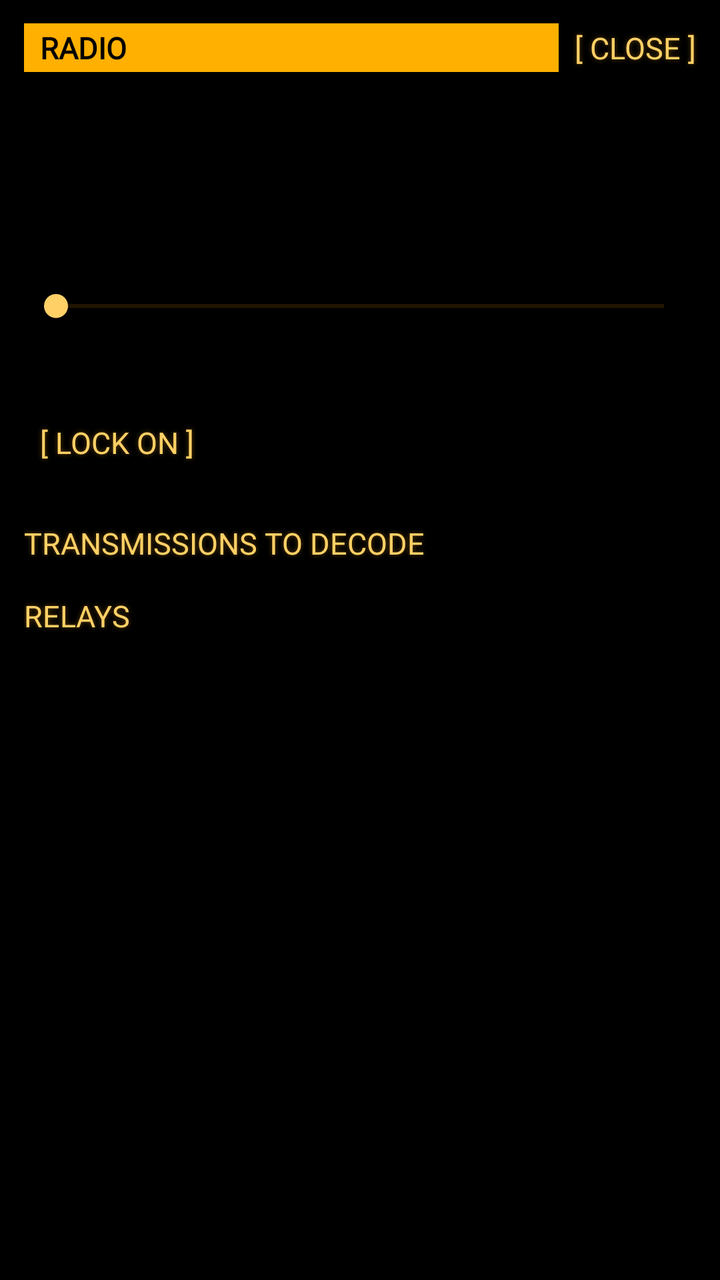
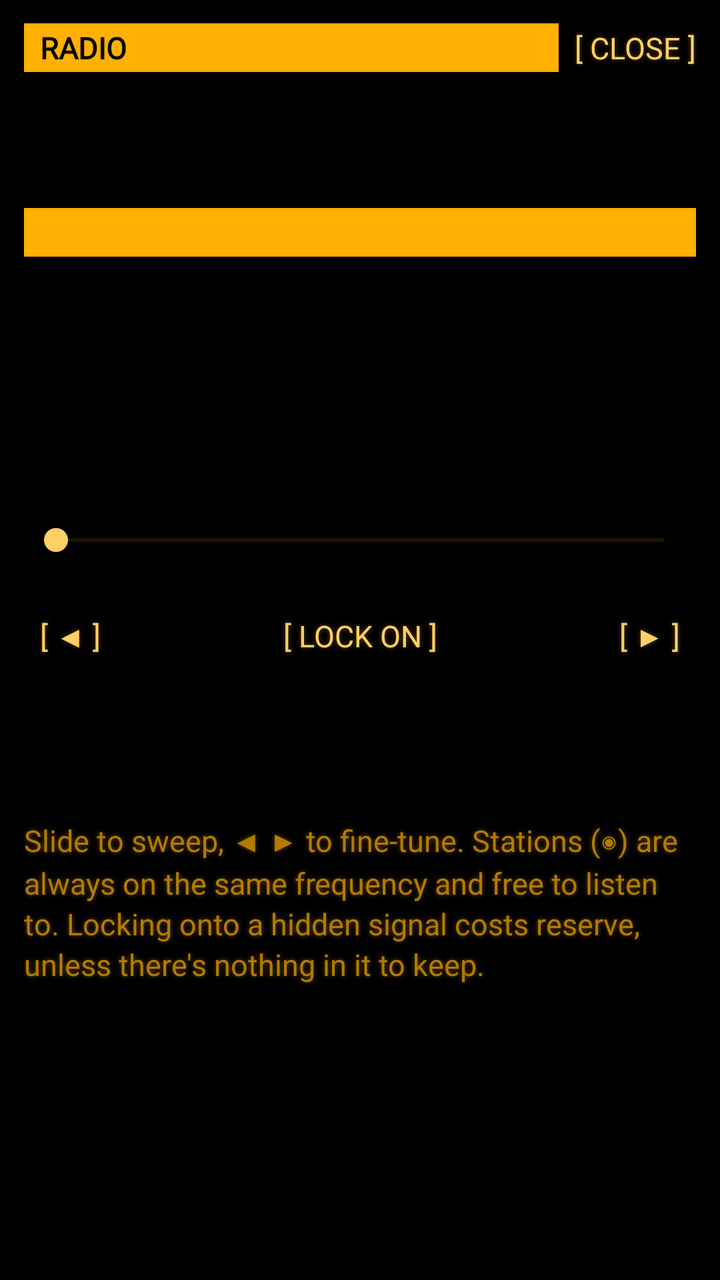

An Android layout rendered at two revisions. The XML below is the earlier revision; the diff shows what the commit changed to produce the second picture.
<!-- AndroidManifest.xml: application theme Theme.Estatica -->
<!-- res/layout/panel_radio.xml -->
<?xml version="1.0" encoding="utf-8"?>
<LinearLayout xmlns:android="http://schemas.android.com/apk/res/android"
    xmlns:tools="http://schemas.android.com/tools"
    android:layout_width="match_parent"
    android:layout_height="match_parent"
    android:background="@color/terminal_bg"
    android:clickable="true"
    tools:ignore="Overdraw"
    android:focusable="true"
    android:orientation="vertical">

    <LinearLayout
        android:layout_width="match_parent"
        android:layout_height="wrap_content"
        android:gravity="center_vertical"
        android:orientation="horizontal">

        <TextView
            style="@style/TerminalHeader"
            android:layout_width="0dp"
            android:layout_height="wrap_content"
            android:layout_marginStart="12dp"
            android:layout_weight="1"
            android:accessibilityHeading="true"
            tools:targetApi="28"
            android:text="@string/panel_radio_title" />

        <TextView
            android:id="@+id/close"
            style="@style/TerminalButton"
            android:layout_width="wrap_content"
            android:layout_height="wrap_content"
            android:layout_marginEnd="4dp"
            android:text="@string/panel_close" />
    </LinearLayout>

    <ScrollView
        android:layout_width="match_parent"
        android:layout_height="0dp"
        android:layout_weight="1"
        android:fillViewport="true">

        <LinearLayout
            android:layout_width="match_parent"
            android:layout_height="wrap_content"
            android:orientation="vertical"
            android:paddingHorizontal="12dp"
            android:paddingBottom="16dp">

            <HorizontalScrollView
                android:layout_width="match_parent"
                android:layout_height="wrap_content"
                android:scrollbars="none">

                <LinearLayout
                    android:id="@+id/bands"
                    android:layout_width="wrap_content"
                    android:layout_height="wrap_content"
                    android:orientation="horizontal" />
            </HorizontalScrollView>

            <TextView
                android:id="@+id/readout"
                style="@style/TerminalText.Bright"
                android:layout_width="match_parent"
                android:layout_height="wrap_content"
                android:layout_marginTop="12dp"
                android:accessibilityLiveRegion="polite"
                android:minLines="2" />

            <TextView
                android:id="@+id/meter"
                style="@style/TerminalText"
                android:layout_width="match_parent"
                android:layout_height="wrap_content" />

            <SeekBar
                android:id="@+id/dial"
                android:layout_width="match_parent"
                android:layout_height="48dp"
                android:layout_marginTop="8dp"
                android:contentDescription="@string/dial_description"
                android:progressBackgroundTint="@color/amber_hint"
                android:progressTint="@color/amber"
                android:thumbTint="@color/amber_bright" />

            <TextView
                android:id="@+id/frequency"
                style="@style/TerminalText.Dim"
                android:layout_width="match_parent"
                android:layout_height="wrap_content" />

            <TextView
                android:id="@+id/tune"
                style="@style/TerminalButton"
                android:layout_width="wrap_content"
                android:layout_height="wrap_content"
                android:text="@string/tune_button" />

            <TextView
                style="@style/TerminalText.Bright"
                android:layout_width="match_parent"
                android:layout_height="wrap_content"
                android:layout_marginTop="16dp"
                android:text="@string/transmissions_title" />

            <LinearLayout
                android:id="@+id/transmissions"
                android:layout_width="match_parent"
                android:layout_height="wrap_content"
                android:orientation="vertical" />

            <TextView
                style="@style/TerminalText.Bright"
                android:layout_width="match_parent"
                android:layout_height="wrap_content"
                android:layout_marginTop="16dp"
                android:text="@string/relays_title" />

            <TextView
                android:id="@+id/relays"
                style="@style/TerminalText"
                android:layout_width="match_parent"
                android:layout_height="wrap_content"
                android:layout_marginTop="8dp" />
        </LinearLayout>
    </ScrollView>
</LinearLayout>
<!-- resources referenced by this layout -->
<resources>
  <color name="amber">#FFB000</color>
  <color name="amber_bright">#FFD066</color>
  <color name="amber_hint">#664600</color>
  <color name="terminal_bg">#000000</color>
  <string name="dial_description">Frequency dial</string>
  <string name="panel_close">[ CLOSE ]</string>
  <string name="panel_radio_title">RADIO</string>
  <string name="relays_title">RELAYS</string>
  <string name="transmissions_title">TRANSMISSIONS TO DECODE</string>
  <string name="tune_button">[ LOCK ON ]</string>
  <style name="TerminalButton" parent="TerminalText.Bright">
          <item name="android:background">@drawable/bg_terminal_button</item>
          <item name="android:minHeight">48dp</item>
          <item name="android:gravity">center_vertical</item>
          <item name="android:paddingStart">8dp</item>
          <item name="android:paddingEnd">8dp</item>
          <item name="android:clickable">true</item>
          <item name="android:focusable">true</item>
      </style>
  <style name="TerminalHeader" parent="TerminalText.Bright">
          <item name="android:background">@color/amber</item>
          <item name="android:textColor">@color/terminal_bg</item>
          <item name="android:textStyle">bold</item>
          <item name="android:paddingStart">8dp</item>
          <item name="android:paddingEnd">8dp</item>
          <item name="android:paddingTop">2dp</item>
          <item name="android:paddingBottom">2dp</item>
          <item name="android:shadowRadius">0</item>
      </style>
  <style name="TerminalText">
          <item name="android:fontFamily">@font/terminal</item>
          <item name="android:textSize">15sp</item>
          <item name="android:textColor">@color/amber</item>
          <item name="android:lineSpacingMultiplier">1.15</item>
          
          <item name="android:shadowColor">@color/amber_glow</item>
          <item name="android:shadowRadius">6</item>
          <item name="android:shadowDx">0</item>
          <item name="android:shadowDy">0</item>
      </style>
  <style name="TerminalText.Bright">
          <item name="android:textColor">@color/amber_bright</item>
      </style>
  <style name="TerminalText.Dim">
          <item name="android:textColor">@color/amber_dim</item>
      </style>
  <!-- drawable bg_terminal_button (drawable) -->
  <?xml version="1.0" encoding="utf-8"?>
  <ripple xmlns:android="http://schemas.android.com/apk/res/android"
      android:color="@color/amber_hint">
      <item android:id="@android:id/mask">
          <color android:color="@color/amber" />
      </item>
  </ripple>
  <color name="amber_glow">#66FFB000</color>
  <color name="amber_dim">#B37B00</color>
  <!-- unchanged entries left out for length: 1 -->
</resources>

<!-- the commit's change to res/layout/panel_radio.xml (unified diff, before → after) -->
@@ -34,6 +34,46 @@
             android:text="@string/panel_close" />
     </LinearLayout>
 
+    
+    <LinearLayout
+        android:layout_width="match_parent"
+        android:layout_height="wrap_content"
+        android:orientation="horizontal"
+        android:paddingHorizontal="8dp">
+
+        <TextView
+            android:id="@+id/sectionDial"
+            style="@style/TerminalSection"
+            android:layout_width="0dp"
+            android:layout_height="wrap_content"
+            android:layout_weight="1"
+            android:gravity="center" />
+
+        <TextView
+            android:id="@+id/sectionStations"
+            style="@style/TerminalSection"
+            android:layout_width="0dp"
+            android:layout_height="wrap_content"
+            android:layout_weight="1"
+            android:gravity="center" />
+
+        <TextView
+            android:id="@+id/sectionDecode"
+            style="@style/TerminalSection"
+            android:layout_width="0dp"
+            android:layout_height="wrap_content"
+            android:layout_weight="1"
+            android:gravity="center" />
+
+        <TextView
+            android:id="@+id/sectionRelays"
+            style="@style/TerminalSection"
+            android:layout_width="0dp"
+            android:layout_height="wrap_content"
+            android:layout_weight="1"
+            android:gravity="center" />
+    </LinearLayout>
+
     <ScrollView
         android:layout_width="match_parent"
         android:layout_height="0dp"
@@ -47,82 +87,147 @@
             android:paddingHorizontal="12dp"
             android:paddingBottom="16dp">
 
-            <HorizontalScrollView
-                android:layout_width="match_parent"
-                android:layout_height="wrap_content"
-                android:scrollbars="none">
+            <LinearLayout
+                android:id="@+id/dialSection"
+                android:layout_width="match_parent"
+                android:layout_height="wrap_content"
+                android:orientation="vertical">
+
+                <HorizontalScrollView
+                    android:layout_width="match_parent"
+                    android:layout_height="wrap_content"
+                    android:scrollbars="none">
+
+                    <LinearLayout
+                        android:id="@+id/bands"
+                        android:layout_width="wrap_content"
+                        android:layout_height="wrap_content"
+                        android:orientation="horizontal" />
+                </HorizontalScrollView>
+
+                <TextView
+                    android:id="@+id/frequency"
+                    style="@style/TerminalHeader"
+                    android:layout_width="match_parent"
+                    android:layout_height="wrap_content"
+                    android:layout_marginTop="12dp"
+                    android:gravity="center" />
+
+                <TextView
+                    android:id="@+id/station"
+                    style="@style/TerminalText.Dim"
+                    android:layout_width="match_parent"
+                    android:layout_height="wrap_content"
+                    android:gravity="center" />
+
+                <TextView
+                    android:id="@+id/readout"
+                    style="@style/TerminalText.Bright"
+                    android:layout_width="match_parent"
+                    android:layout_height="wrap_content"
+                    android:layout_marginTop="8dp"
+                    android:accessibilityLiveRegion="polite"
+                    android:minLines="3" />
+
+                <TextView
+                    android:id="@+id/meter"
+                    style="@style/TerminalText"
+                    android:layout_width="match_parent"
+                    android:layout_height="wrap_content" />
+
+                <SeekBar
+                    android:id="@+id/dial"
+                    android:layout_width="match_parent"
+                    android:layout_height="48dp"
+                    android:layout_marginTop="8dp"
+                    android:contentDescription="@string/dial_description"
+                    android:progressBackgroundTint="@color/amber_hint"
+                    android:progressTint="@color/amber"
+                    android:thumbTint="@color/amber_bright" />
 
                 <LinearLayout
-                    android:id="@+id/bands"
-                    android:layout_width="wrap_content"
-                    android:layout_height="wrap_content"
-                    android:orientation="horizontal" />
-            </HorizontalScrollView>
-
-            <TextView
-                android:id="@+id/readout"
-                style="@style/TerminalText.Bright"
-                android:layout_width="match_parent"
-                android:layout_height="wrap_content"
-                android:layout_marginTop="12dp"
-                android:accessibilityLiveRegion="polite"
-                android:minLines="2" />
-
-            <TextView
-                android:id="@+id/meter"
-                style="@style/TerminalText"
-                android:layout_width="match_parent"
-                android:layout_height="wrap_content" />
-
-            <SeekBar
-                android:id="@+id/dial"
-                android:layout_width="match_parent"
-                android:layout_height="48dp"
-                android:layout_marginTop="8dp"
-                android:contentDescription="@string/dial_description"
-                android:progressBackgroundTint="@color/amber_hint"
-                android:progressTint="@color/amber"
-                android:thumbTint="@color/amber_bright" />
-
-            <TextView
-                android:id="@+id/frequency"
-                style="@style/TerminalText.Dim"
-                android:layout_width="match_parent"
-                android:layout_height="wrap_content" />
-
-            <TextView
-                android:id="@+id/tune"
-                style="@style/TerminalButton"
-                android:layout_width="wrap_content"
-                android:layout_height="wrap_content"
-                android:text="@string/tune_button" />
-
-            <TextView
-                style="@style/TerminalText.Bright"
-                android:layout_width="match_parent"
-                android:layout_height="wrap_content"
-                android:layout_marginTop="16dp"
-                android:text="@string/transmissions_title" />
+                    android:layout_width="match_parent"
+                    android:layout_height="wrap_content"
+                    android:gravity="center_vertical"
+                    android:orientation="horizontal">
+
+                    <TextView
+                        android:id="@+id/fineDown"
+                        style="@style/TerminalButton"
+                        android:layout_width="wrap_content"
+                        android:layout_height="wrap_content"
+                        android:contentDescription="@string/fine_down_description"
+                        android:text="@string/shift_down" />
+
+                    <TextView
+                        android:id="@+id/tune"
+                        style="@style/TerminalButton"
+                        android:layout_width="0dp"
+                        android:layout_height="wrap_content"
+                        android:layout_weight="1"
+                        android:gravity="center"
+                        android:text="@string/tune_button" />
+
+                    <TextView
+                        android:id="@+id/fineUp"
+                        style="@style/TerminalButton"
+                        android:layout_width="wrap_content"
+                        android:layout_height="wrap_content"
+                        android:contentDescription="@string/fine_up_description"
+                        android:text="@string/shift_up" />
+                </LinearLayout>
+
+                
+                <LinearLayout
+                    android:layout_width="match_parent"
+                    android:layout_height="wrap_content"
+                    android:layout_marginTop="8dp"
+                    android:gravity="center_vertical"
+                    android:orientation="horizontal">
+
+                    <TextView
+                        android:id="@+id/radioReserve"
+                        style="@style/TerminalText"
+                        android:layout_width="0dp"
+                        android:layout_height="wrap_content"
+                        android:layout_weight="1" />
+
+                    <TextView
+                        android:id="@+id/radioRecharge"
+                        style="@style/TerminalButton"
+                        android:layout_width="wrap_content"
+                        android:layout_height="wrap_content" />
+                </LinearLayout>
+
+                <TextView
+                    style="@style/TerminalText.Dim"
+                    android:layout_width="match_parent"
+                    android:layout_height="wrap_content"
+                    android:layout_marginTop="12dp"
+                    android:text="@string/radio_dial_help" />
+            </LinearLayout>
+
+            <LinearLayout
+                android:id="@+id/stations"
+                android:layout_width="match_parent"
+                android:layout_height="wrap_content"
+                android:orientation="vertical"
+                android:visibility="gone" />
 
             <LinearLayout
                 android:id="@+id/transmissions"
                 android:layout_width="match_parent"
                 android:layout_height="wrap_content"
-                android:orientation="vertical" />
-
-            <TextView
-                style="@style/TerminalText.Bright"
-                android:layout_width="match_parent"
-                android:layout_height="wrap_content"
-                android:layout_marginTop="16dp"
-                android:text="@string/relays_title" />
+                android:orientation="vertical"
+                android:visibility="gone" />
 
             <TextView
                 android:id="@+id/relays"
                 style="@style/TerminalText"
                 android:layout_width="match_parent"
                 android:layout_height="wrap_content"
-                android:layout_marginTop="8dp" />
+                android:layout_marginTop="8dp"
+                android:visibility="gone" />
         </LinearLayout>
     </ScrollView>
 </LinearLayout>
<!-- resource entries referenced after the edit -->
@@ -5,10 +5,13 @@
   <color name="amber_hint">#664600</color>
   <color name="terminal_bg">#000000</color>
   <string name="dial_description">Frequency dial</string>
+  <string name="fine_down_description">Tune down one step</string>
+  <string name="fine_up_description">Tune up one step</string>
   <string name="panel_close">[ CLOSE ]</string>
   <string name="panel_radio_title">RADIO</string>
-  <string name="relays_title">RELAYS</string>
-  <string name="transmissions_title">TRANSMISSIONS TO DECODE</string>
+  <string name="radio_dial_help">Slide to sweep, ◀ ▶ to fine-tune. Stations (◉) are always on the same frequency and free to listen to. Locking onto a hidden signal costs reserve, unless there\'s nothing in it to keep.</string>
+  <string name="shift_down" translatable="false">[ ◀ ]</string>
+  <string name="shift_up" translatable="false">[ ▶ ]</string>
   <string name="tune_button">[ LOCK ON ]</string>
   <style name="TerminalButton" parent="TerminalText.Bright">
           <item name="android:background">@drawable/bg_terminal_button</item>
@@ -28,6 +31,20 @@
           <item name="android:paddingTop">2dp</item>
           <item name="android:paddingBottom">2dp</item>
           <item name="android:shadowRadius">0</item>
+      </style>
+  <style name="TerminalSection" parent="TerminalText.Bright">
+          <item name="android:background">@drawable/bg_terminal_button</item>
+          <item name="android:minHeight">44dp</item>
+          <item name="android:gravity">center</item>
+          <item name="android:maxLines">1</item>
+          <item name="android:textSize">13sp</item>
+          <item name="android:autoSizeTextType">uniform</item>
+          <item name="android:autoSizeMinTextSize">8sp</item>
+          <item name="android:autoSizeMaxTextSize">13sp</item>
+          <item name="android:paddingStart">6dp</item>
+          <item name="android:paddingEnd">6dp</item>
+          <item name="android:clickable">true</item>
+          <item name="android:focusable">true</item>
       </style>
   <style name="TerminalText">
           <item name="android:fontFamily">@font/terminal</item>
